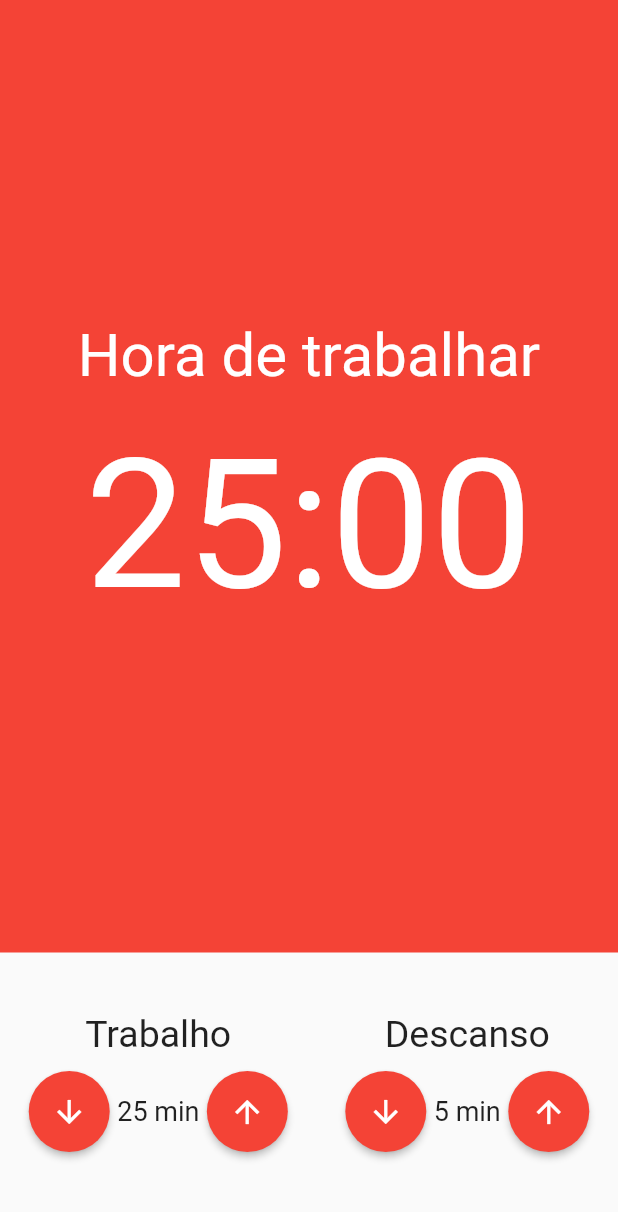
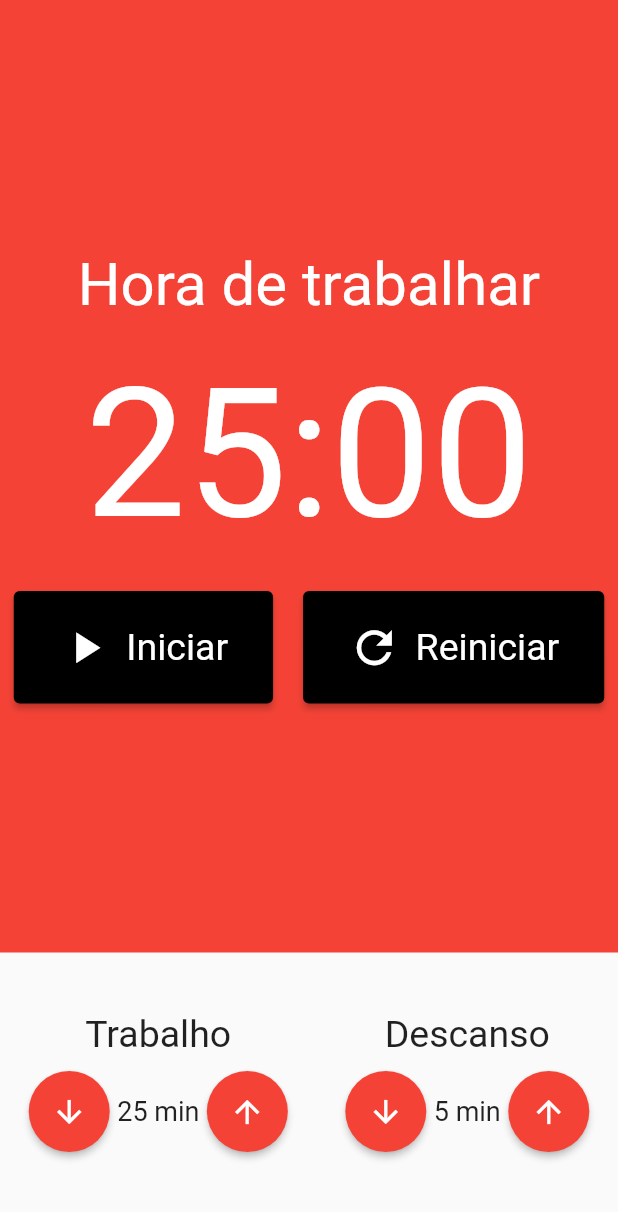
Before and after one commit to 9reis/pomodoro__flutter, a Flutter app: the screen it shows after launch, on a phone screen of 412 x 824 dp, the part 24-1236 px from its top. Run offline on Flutter 3.47's test engine with Material 2 defaults, Android fonts, the light colour scheme and no system bars; our stand-ins replace mobx; generated files the repository leaves out were written again.

Commit message:
Componente Botão Cronometro

```diff
--- a/lib/components/cronometro.dart
+++ b/lib/components/cronometro.dart
@@ -3,6 +3,7 @@
 import 'package:flutter/src/widgets/placeholder.dart';
 import 'package:flutter/widgets.dart';
 import 'package:mobx/mobx.dart';
+import 'package:pomodoro__flutter/components/cronometro_botao.dart';
 
 class Cronometro extends StatelessWidget {
   const Cronometro({super.key});
@@ -13,21 +14,46 @@
       color: Colors.red,
       child: Column(
         mainAxisAlignment: MainAxisAlignment.center,
-        children: const [
-          Text(
+        children: [
+          const Text(
             'Hora de trabalhar',
             style: TextStyle(fontSize: 40, color: Colors.white),
           ),
-          SizedBox(
-            height: 20,
-          ),
-          Text(
+          const SizedBox(height: 20),
+          const Text(
             '25:00',
             style: TextStyle(
               color: Colors.white,
               fontSize: 120,
             ),
           ),
+          const SizedBox(height: 20),
+          Row(
+            mainAxisAlignment: MainAxisAlignment.center,
+            children: const [
+              Padding(
+                padding: EdgeInsets.only(right: 10),
+                child: CronometroBotao(
+                  texto: 'Iniciar',
+                  icone: Icons.play_arrow,
+                ),
+              ),
+              // Padding(
+              // padding: EdgeInsets.only(right: 10),
+              //   child: CronometroBotao(
+              //     texto: 'Parar',
+              //     icone: Icons.stop,
+              //   ),
+              // ),
+              Padding(
+                padding: EdgeInsets.only(left: 10),
+                child: CronometroBotao(
+                  texto: 'Reiniciar',
+                  icone: Icons.refresh,
+                ),
+              ),
+            ],
+          ),
         ],
       ),
     );
--- /dev/null
+++ b/lib/components/cronometro_botao.dart
@@ -0,0 +1,38 @@
+import 'package:flutter/material.dart';
+
+class CronometroBotao extends StatelessWidget {
+  const CronometroBotao({Key? key, required this.texto, required this.icone})
+      : super(key: key);
+
+  final String texto;
+  final IconData icone;
+
+  @override
+  Widget build(BuildContext context) {
+    return ElevatedButton(
+      style: ElevatedButton.styleFrom(
+        primary: Colors.black,
+        padding: EdgeInsets.symmetric(
+          horizontal: 30,
+          vertical: 20,
+        ),
+        textStyle: TextStyle(
+          fontSize: 25,
+        ),
+      ),
+      child: Row(
+        children: [
+          Padding(
+            padding: const EdgeInsets.only(right: 10),
+            child: Icon(
+              icone,
+              size: 35,
+            ),
+          ),
+          Text(texto),
+        ],
+      ),
+      onPressed: () {},
+    );
+  }
+}
```
